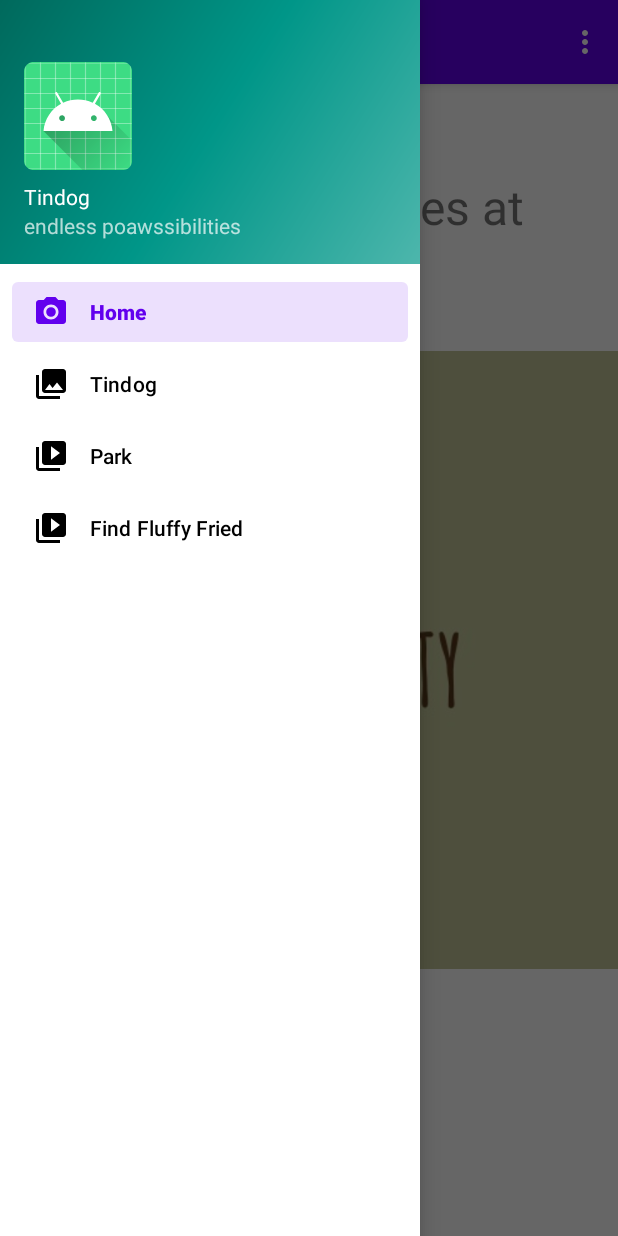
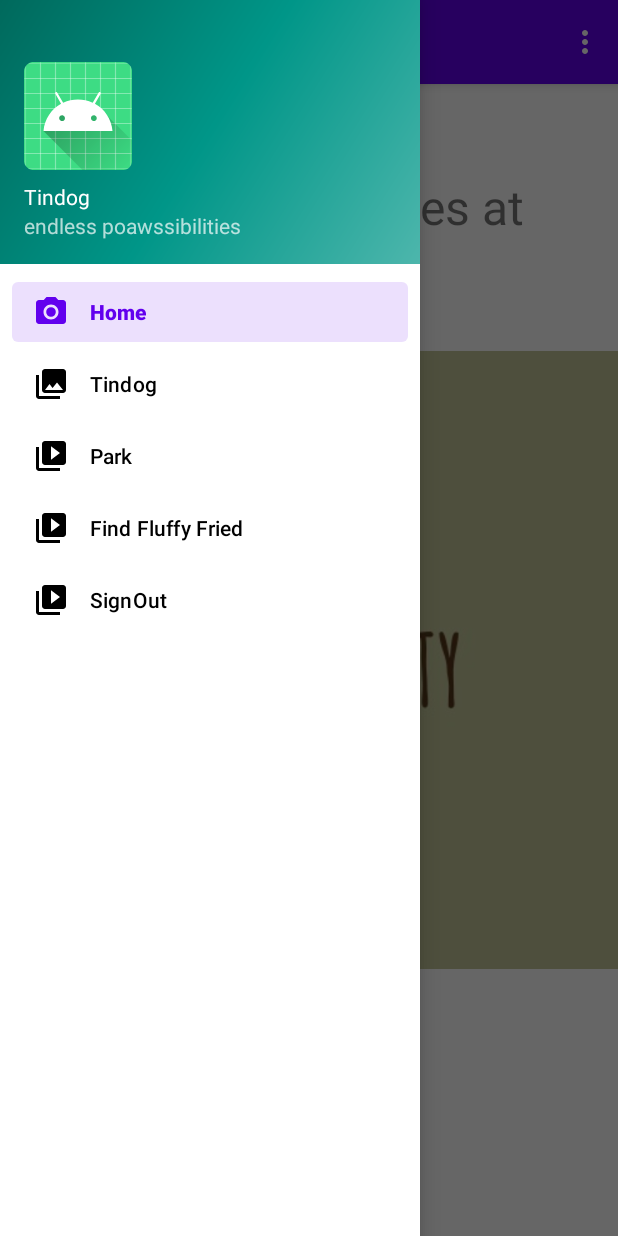
Before and after one commit to gilad235/project_w, an Android app: the MainActivity screen opened directly, with no data from a screen before it, with the side drawer open, on a phone screen of 412 x 824 dp. Run offline under Robolectric (Android 15) with nearby library versions, the phone set to English and light mode, and no system bars; our stand-ins replace Firebase (no records; nobody signed in at launch, a user with empty details on screens opened directly), navigation-ui.

Commit message:
with signout

```diff
--- a/app/src/main/java/com/example/tindog/MainActivity.java
+++ b/app/src/main/java/com/example/tindog/MainActivity.java
@@ -6,6 +6,8 @@ import android.view.View;
 import android.view.Menu;
 
 import com.example.tindog.ui.fff.FindFluffyFriendFragment;
+import com.example.tindog.ui.login.LoginActivity;
+import com.firebase.ui.auth.AuthUI;
 import com.firebase.ui.auth.FirebaseAuthUIActivityResultContract;
 import com.firebase.ui.auth.data.model.FirebaseAuthUIAuthenticationResult;
 import com.google.android.material.snackbar.Snackbar;
@@ -21,6 +23,7 @@ import androidx.drawerlayout.widget.DrawerLayout;
 import androidx.appcompat.app.AppCompatActivity;
 
 import com.example.tindog.databinding.ActivityMainBinding;
+import com.google.firebase.auth.FirebaseAuth;
 import com.google.firebase.database.DatabaseReference;
 import com.google.firebase.database.FirebaseDatabase;
 
@@ -52,7 +55,7 @@ public class MainActivity extends AppCompatActivity {
         // Passing each menu ID as a set of Ids because each
         // menu should be considered as top level destinations.
         mAppBarConfiguration = new AppBarConfiguration.Builder(
-                R.id.nav_home, R.id.nav_park, R.id.nav_tindog, R.id.nav_fff)
+                R.id.nav_home, R.id.nav_park, R.id.nav_tindog, R.id.nav_fff,R.id.nav_logout)
                 .setOpenableLayout(drawer)
                 .build();
 
@@ -65,6 +68,7 @@ public class MainActivity extends AppCompatActivity {
         NavigationUI.setupWithNavController(navigationView, navController);
 
     }
+
 
 
     @Override
@@ -80,4 +84,11 @@ public class MainActivity extends AppCompatActivity {
         return NavigationUI.navigateUp(navController, mAppBarConfiguration)
                 || super.onSupportNavigateUp();
     }
+    private void logout(){
+//        AuthUI.getInstance().signOut(this);
+        FirebaseAuth.getInstance().signOut();
+        Intent intent=new Intent(getApplicationContext(), LoginActivity.class);
+        intent.addFlags(Intent.FLAG_ACTIVITY_CLEAR_TOP);
+        startActivity(intent);
+    }
 }
--- a/app/src/main/res/menu/activity_main_drawer.xml
+++ b/app/src/main/res/menu/activity_main_drawer.xml
@@ -22,5 +22,10 @@
             android:id="@+id/nav_fff"
             android:icon="@drawable/ic_menu_slideshow"
             android:title="@string/menu_fff" />
+        <item
+            android:id="@+id/nav_logout"
+            android:icon="@drawable/ic_menu_slideshow"
+            android:title="@string/menu_sign_out" />
+
     </group>
 </menu>
--- a/app/src/main/res/navigation/mobile_navigation.xml
+++ b/app/src/main/res/navigation/mobile_navigation.xml
@@ -29,4 +29,10 @@
         android:name="com.example.tindog.ui.fff.FindFluffyFriendFragment"
         android:label="@string/menu_fff"
         tools:layout="@layout/fragment_find_fluffy_friend" />
+    <fragment
+        android:id="@+id/nav_logout"
+        android:name="com.example.tindog.ui.login.LogOutFragment"
+        android:label="@string/menu_fff"
+        tools:layout="@layout/fragment_find_fluffy_friend" />
+
 </navigation>
--- a/app/src/main/res/values/strings.xml
+++ b/app/src/main/res/values/strings.xml
@@ -37,6 +37,7 @@
     <string name="tindog_settings">Settings</string>
 
     <string name="menu_home">Home</string>
+    <string name="menu_sign_out">SignOut</string>
     <string name="menu_tindog">Tindog</string>
     <string name="menu_park">Park</string>
     <string name="menu_fff">Find Fluffy Fried</string>
```
Also changed, not shown: app/src/main/java/com/example/tindog/ui/login/LogOutFragment.java (added, +77 -0 lines), app/src/main/res/layout/fragment_sign_out.xml (added, +39 -0 lines).
